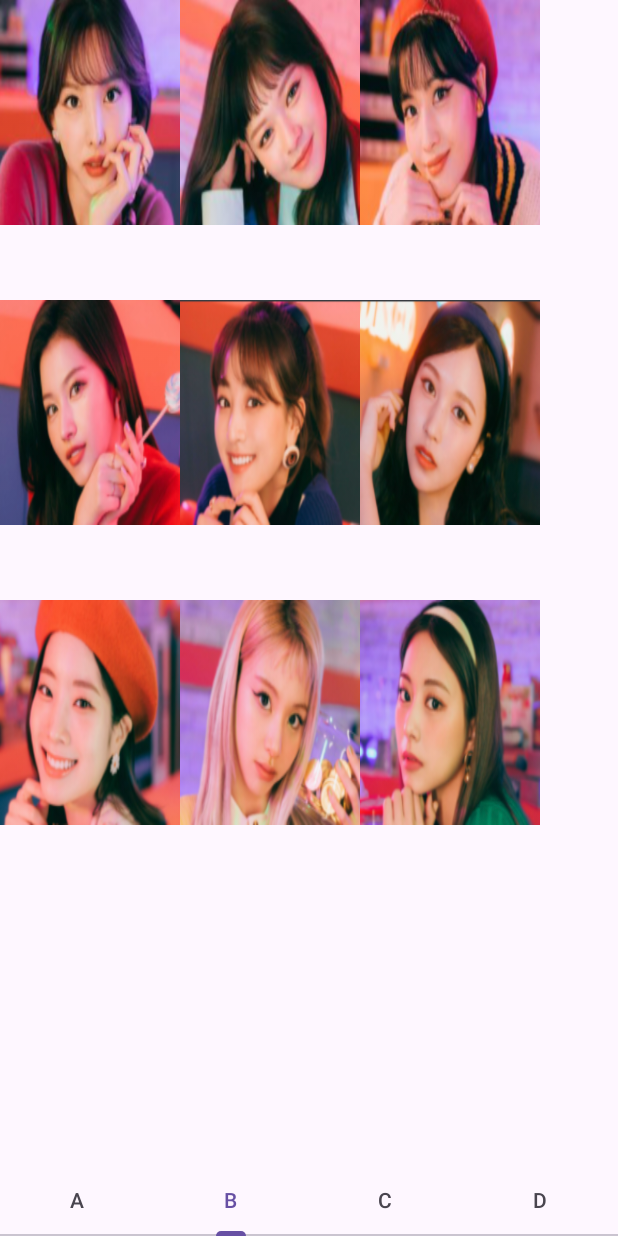
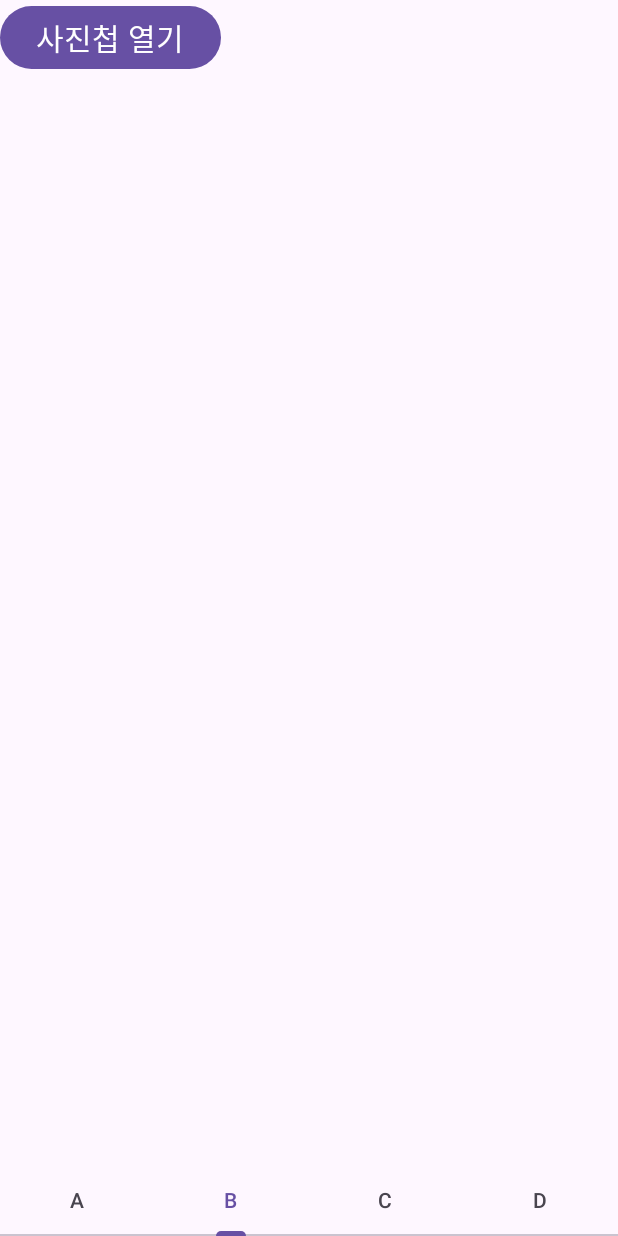
Before and after one commit to jooyoung9939/kjy_nsh, an Android app: the screen it shows after launch (MainActivity), item 2 of the bottom bar chosen, on a phone screen of 412 x 824 dp. Run offline under Robolectric (Android 15) with nearby library versions, the phone set to English and light mode, and no system bars.

Commit message:
fragmentB에 작은 버튼 추가

```diff
--- a/app/src/main/AndroidManifest.xml
+++ b/app/src/main/AndroidManifest.xml
@@ -18,9 +18,6 @@
         android:theme="@style/Theme.Madcamp_week1_tab1_try"
         tools:targetApi="31">
         <activity
-            android:name=".ImageInsideActivity"
-            android:exported="false" />
-        <activity
             android:name=".MainActivity"
             android:exported="true">
             <intent-filter>
--- a/app/src/main/java/com/example/madcamp_week1_tab1_try/FragmentB.kt
+++ b/app/src/main/java/com/example/madcamp_week1_tab1_try/FragmentB.kt
@@ -1,64 +1,51 @@
 package com.example.madcamp_week1_tab1_try
 
+import android.app.Activity
 import android.content.Intent
+import android.net.Uri
 import android.os.Bundle
+import android.provider.MediaStore
 import androidx.fragment.app.Fragment
 import android.view.LayoutInflater
 import android.view.View
 import android.view.ViewGroup
-import android.widget.ImageView
+import com.example.madcamp_week1_tab1_try.databinding.FragmentBBinding
+import com.example.madcamp_week1_tab1_try.databinding.FragmentCBinding
 
-//
-//class FragmentB : Fragment() {
-//
-//    override fun onCreateView(
-//        inflater: LayoutInflater, container: ViewGroup?,
-//        savedInstanceState: Bundle?
-//    ): View? {
-//        // Inflate the layout for this fragment
-//        return inflater.inflate(R.layout.fragment_b, container, false)
-//    }
-//
-//}
 class FragmentB : Fragment() {
 
+    private lateinit var binding: FragmentBBinding
+    companion object {
+        private const val pick_image_request = 1
+    }
     override fun onCreateView(
         inflater: LayoutInflater, container: ViewGroup?,
         savedInstanceState: Bundle?
     ): View? {
-        // Inflate the layout for this fragment
-        return inflater.inflate(R.layout.fragment_b, container, false)
+        binding = FragmentBBinding.inflate(inflater, container, false)
+        val rootView = binding.root
+        binding.galleryBtn1.setOnClickListener{openGallery()}
+
+        return rootView
     }
 
-    override fun onViewCreated(view: View, savedInstanceState: Bundle?) {
-        super.onViewCreated(view, savedInstanceState)
+    private fun openGallery() {
+        val pickImageIntent = Intent(
+            Intent.ACTION_PICK,
+            MediaStore.Images.Media.EXTERNAL_CONTENT_URI
+        )
+        startActivityForResult(pickImageIntent, pick_image_request)
+    }
+    override fun onActivityResult(requestCode: Int, resultCode: Int, data: Intent?) {
+        super.onActivityResult(requestCode, resultCode, data)
 
-        val btn1 = view.findViewById<ImageView>(R.id.member_1)
-        val btn2 = view.findViewById<ImageView>(R.id.member_2)
-        val btn3 = view.findViewById<ImageView>(R.id.member_3)
-        val btn4 = view.findViewById<ImageView>(R.id.member_4)
-        val btn5 = view.findViewById<ImageView>(R.id.member_5)
-        val btn6 = view.findViewById<ImageView>(R.id.member_6)
-        val btn7 = view.findViewById<ImageView>(R.id.member_7)
-        val btn8 = view.findViewById<ImageView>(R.id.member_8)
-        val btn9 = view.findViewById<ImageView>(R.id.member_9)
-
-        setClickListener(btn1, "1")
-        setClickListener(btn2, "2")
-        setClickListener(btn3, "3")
-        setClickListener(btn4, "4")
-        setClickListener(btn5, "5")
-        setClickListener(btn6, "6")
-        setClickListener(btn7, "7")
-        setClickListener(btn8, "8")
-        setClickListener(btn9, "9")
+        if (requestCode == pick_image_request && resultCode == Activity.RESULT_OK) {
+            val selectedImageUri: Uri? = data?.data
+            if (selectedImageUri != null) {
+                (requireActivity() as? ImageUpdateListener)?.updateFragmentC(selectedImageUri)
+            }
+        }
     }
 
-    private fun setClickListener(imageView: ImageView, data: String) {
-        imageView.setOnClickListener {
-            val intent = Intent(requireContext(), ImageInsideActivity::class.java)
-            intent.putExtra("data", data)
-            startActivity(intent)
-        }
-    }
+
 }
--- a/app/src/main/java/com/example/madcamp_week1_tab1_try/FragmentC.kt
+++ b/app/src/main/java/com/example/madcamp_week1_tab1_try/FragmentC.kt
@@ -42,7 +42,9 @@ class FragmentC : Fragment() {
 
         return rootView
     }
-
+    fun updateImage(imageUri: Uri) {
+        gAdapter.addImage(imageUri)
+    }
     private fun showLargeImageDialog(position: Int) {
         val dialogView = View.inflate(requireContext(), R.layout.dialog, null)
         val dlg = AlertDialog.Builder(requireContext())
--- a/app/src/main/java/com/example/madcamp_week1_tab1_try/MainActivity.kt
+++ b/app/src/main/java/com/example/madcamp_week1_tab1_try/MainActivity.kt
@@ -2,43 +2,59 @@ package com.example.madcamp_week1_tab1_try
 
 import androidx.appcompat.app.AppCompatActivity
 import android.os.Bundle
-import android.os.PersistableBundle
 import androidx.fragment.app.Fragment
-import androidx.fragment.app.FragmentActivity
-import androidx.recyclerview.widget.DividerItemDecoration
-import androidx.recyclerview.widget.LinearLayoutManager
 import androidx.viewpager2.adapter.FragmentStateAdapter
 import com.example.madcamp_week1_tab1_try.databinding.ActivityMainBinding
 import com.google.android.material.tabs.TabLayoutMediator
-import org.json.JSONObject
+import android.net.Uri
+import androidx.viewpager2.widget.ViewPager2
 
-class MainActivity : AppCompatActivity() {
-    //private lateinit var binding: ActivityMainBinding
-    val binding by lazy {ActivityMainBinding.inflate(layoutInflater)}
+class MainActivity : AppCompatActivity(), ImageUpdateListener {
+    val binding by lazy { ActivityMainBinding.inflate(layoutInflater) }
+
+    private var currentFragment: Fragment? = null
+
     override fun onCreate(savedInstanceState: Bundle?) {
         super.onCreate(savedInstanceState)
         setContentView(binding.root)
-//      setContentView(R.layout.fragment_a)
 
-        //1.페이지 데이터를 업로드
+        // 페이지 데이터 로드
         val list = listOf(FragmentA(), FragmentB(), FragmentC(), FragmentD())
-        //2. 아답터를 생성
+
+        // 아답터 생성 및 연결
         val pagerAdapter = FragmentPagerAdapter(list, this)
-        //3. 아답터와 뷰페이저 연결
         binding.viewPager.adapter = pagerAdapter
 
-        //4. 탭 메뉴의 개수만큼 제목을 목록으로 생성
+        // 탭 메뉴 제목 설정
         val titles = listOf("A", "B", "C", "D")
 
-        //5. 탬레이아웃과 뷰페이저 연결
-        TabLayoutMediator(binding.tabLayout, binding.viewPager){tab, position ->
-            tab.text = titles.get(position)
+        // 탭 레이아웃과 뷰페이저 연결
+        TabLayoutMediator(binding.tabLayout, binding.viewPager) { tab, position ->
+            tab.text = titles[position]
         }.attach()
+
+        // 현재 활성화된 프래그먼트 추적
+        binding.viewPager.registerOnPageChangeCallback(object : ViewPager2.OnPageChangeCallback() {
+            override fun onPageSelected(position: Int) {
+                currentFragment = list[position]
+            }
+        })
     }
-class FragmentPagerAdapter(val fragmentList:List<Fragment>, fragmentActivity: FragmentActivity) : FragmentStateAdapter(fragmentActivity){
-    override fun getItemCount() = fragmentList.size
 
-    override fun createFragment(position: Int) = fragmentList.get(position)
+    override fun updateFragmentC(imageUri: Uri) {
+        // 현재 활성화된 프래그먼트가 FragmentC인 경우에만 이미지 업데이트 수행
+        (currentFragment as? FragmentC)?.updateImage(imageUri)
+    }
 
+    class FragmentPagerAdapter(
+        private val fragmentList: List<Fragment>,
+        fragmentActivity: AppCompatActivity
+    ) : FragmentStateAdapter(fragmentActivity) {
+        override fun getItemCount() = fragmentList.size
+        override fun createFragment(position: Int) = fragmentList[position]
+    }
 }
+
+interface ImageUpdateListener {
+    fun updateFragmentC(imageUri: Uri)
 }
--- a/app/src/main/res/layout/fragment_b.xml
+++ b/app/src/main/res/layout/fragment_b.xml
@@ -1,85 +1,15 @@
 <?xml version="1.0" encoding="utf-8"?>
-<LinearLayout
-    xmlns:android="http://schemas.android.com/apk/res/android"
-    xmlns:app="http://schemas.android.com/apk/res-auto"
+<LinearLayout xmlns:android="http://schemas.android.com/apk/res/android"
     xmlns:tools="http://schemas.android.com/tools"
     android:layout_width="match_parent"
     android:layout_height="match_parent"
-    tools:context=".MainActivity"
-    android:orientation="vertical">
+    tools:context=".FragmentA">
 
-    <LinearLayout
-        android:layout_width="match_parent"
-        android:layout_height="200dp">
-
-        <ImageView
-            android:id="@+id/member_1"
-            android:scaleType="fitXY"
-            android:src="@drawable/member_1"
-            android:layout_width="120dp"
-            android:layout_height="150dp"/>
-        <ImageView
-            android:id="@+id/member_2"
-            android:scaleType="fitXY"
-            android:src="@drawable/member_2"
-            android:layout_width="120dp"
-            android:layout_height="150dp"/>
-        <ImageView
-            android:id="@+id/member_3"
-            android:scaleType="fitXY"
-            android:src="@drawable/member_3"
-            android:layout_width="120dp"
-            android:layout_height="150dp"/>
-    </LinearLayout>
-
-    <LinearLayout
-        android:layout_width="match_parent"
-        android:layout_height="200dp">
-
-        <ImageView
-            android:id="@+id/member_4"
-            android:scaleType="fitXY"
-            android:src="@drawable/member_4"
-            android:layout_width="120dp"
-            android:layout_height="150dp"/>
-        <ImageView
-            android:id="@+id/member_5"
-            android:scaleType="fitXY"
-            android:src="@drawable/member_5"
-            android:layout_width="120dp"
-            android:layout_height="150dp"/>
-        <ImageView
-            android:id="@+id/member_6"
-            android:scaleType="fitXY"
-            android:src="@drawable/member_6"
-            android:layout_width="120dp"
-            android:layout_height="150dp"/>
-    </LinearLayout>
-
-    <LinearLayout
-        android:layout_width="match_parent"
-        android:layout_height="200dp">
-
-        <ImageView
-            android:id="@+id/member_7"
-            android:scaleType="fitXY"
-            android:src="@drawable/member_7"
-            android:layout_width="120dp"
-            android:layout_height="150dp"/>
-        <ImageView
-            android:id="@+id/member_8"
-            android:scaleType="fitXY"
-            android:src="@drawable/member_8"
-            android:layout_width="120dp"
-            android:layout_height="150dp"/>
-        <ImageView
-            android:id="@+id/member_9"
-            android:scaleType="fitXY"
-            android:src="@drawable/member_9"
-            android:layout_width="120dp"
-            android:layout_height="150dp"/>
-    </LinearLayout>
-
-
+    <Button
+        android:id="@+id/galleryBtn1"
+        android:layout_width="wrap_content"
+        android:layout_height="wrap_content"
+        android:text="사진첩 열기"
+        android:textSize="20sp" />
 
 </LinearLayout>
```
Also changed, not shown: app/src/main/java/com/example/madcamp_week1_tab1_try/ImageInsideActivity.kt (deleted, +0 -44 lines), app/src/main/res/layout/activity_image_inside.xml (deleted, +0 -17 lines).
